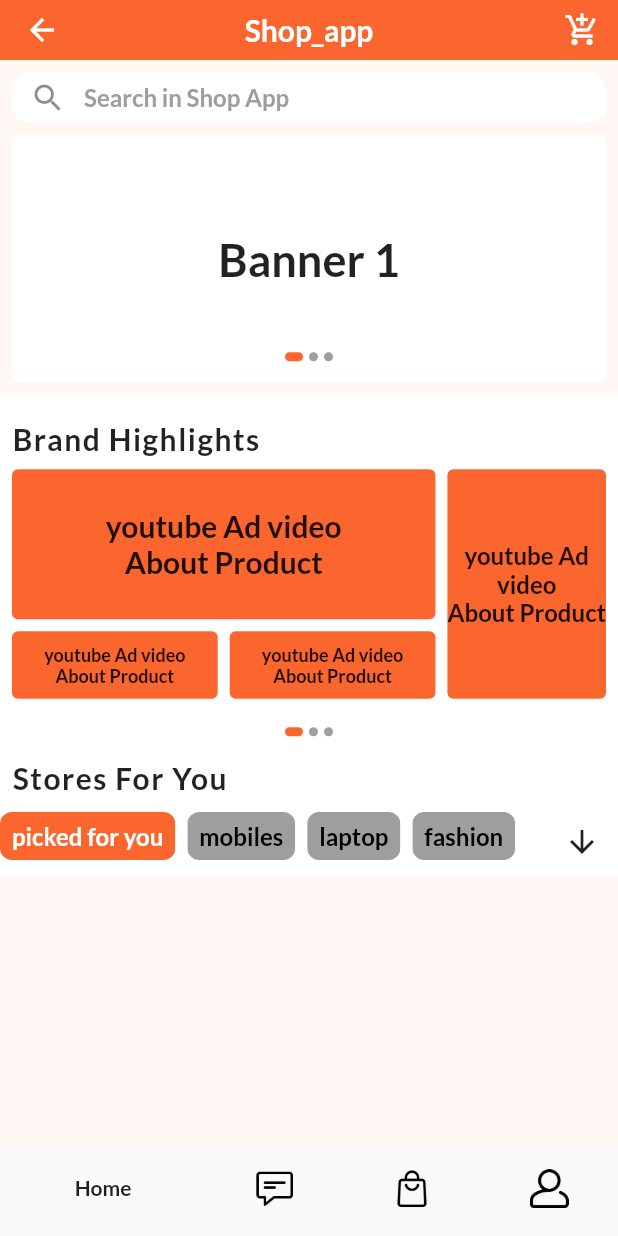
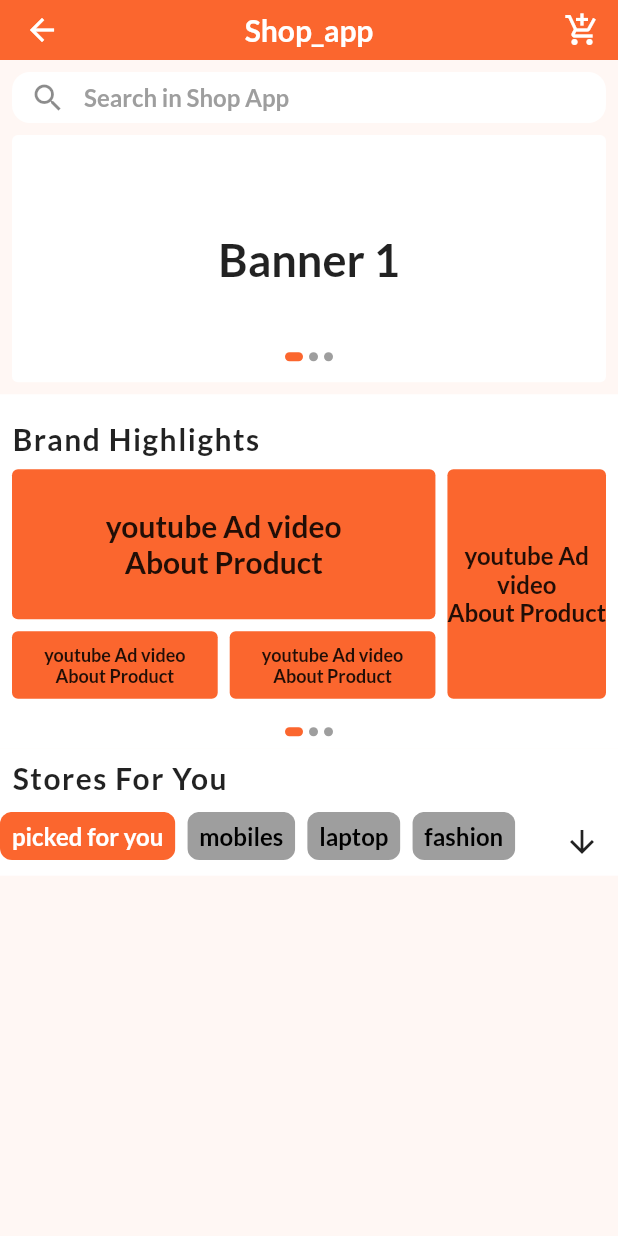
Before and after one commit to khaledmohammed1/multi-vendor-app, a Flutter app: the HomeScreen screen opened directly, on a phone screen of 412 x 824 dp. Run offline on Flutter 3.47's test engine with Material 2 defaults, Android fonts, the light colour scheme and no system bars; drawn by our look-alikes of dots_indicator; our stand-ins replace firebase_core, get, get_storage; accounts and stored records are empty.

Commit message:
continue development

```diff
--- a/lib/screens/Widgets/category_widget/category_widget.dart
+++ b/lib/screens/Widgets/category_widget/category_widget.dart
@@ -20,7 +20,6 @@ class CategoryWidget extends StatelessWidget {
         color: Colors.white,
         child: Column(
           children: [
-
             const Padding(
               padding: EdgeInsets.all(8.0),
               child: Align(
@@ -35,7 +34,6 @@ class CategoryWidget extends StatelessWidget {
                 ),
               ),
             ),
-
             SizedBox(
               height: 45,
               child: Row(
@@ -43,13 +41,13 @@ class CategoryWidget extends StatelessWidget {
                   Expanded(
                     child: GetBuilder<CategoryController>(
                       init: CategoryController(),
-                      builder: (controller) => ListView.builder(
+                      builder: (controller) =>
+                          ListView.builder(
                         scrollDirection: Axis.horizontal,
                         itemCount: categoryLabel.length,
                         itemBuilder: (BuildContext context, int index) {
                           return Padding(
                             padding: const EdgeInsets.only(right: 8, bottom: 8),
-                            child: Expanded(
                             child: ActionChip(
                               padding: EdgeInsets.zero,
                               shape: RoundedRectangleBorder(
@@ -71,7 +69,6 @@ class CategoryWidget extends StatelessWidget {
                                 controller.onChange(index.toDouble());
                               },
                             ),
-                            ),
                           );
                         },
                       ),
--- a/lib/screens/cart_screen/cart_screen.dart
+++ b/lib/screens/cart_screen/cart_screen.dart
@@ -1,7 +1,6 @@
 import 'package:flutter/material.dart';
 import 'package:flutter/services.dart';
 
-import '../Widgets/bottom_nav_bar/bottom_nav_bar.dart';
 
 
 class CartScreen extends StatelessWidget {
@@ -10,12 +9,11 @@ class CartScreen extends StatelessWidget {
   @override
   Widget build(BuildContext context) {
     SystemChrome.setEnabledSystemUIMode(SystemUiMode.edgeToEdge, overlays: []);
-    return  SafeArea(
+    return  const SafeArea(
         child: Scaffold(
-          body: const Center(
+          body:  Center(
             child: Text("CartScreen"),
           ),
-          bottomNavigationBar: bottomNavigationBar(),
         ),
     );
   }
--- a/lib/screens/controll_screen/controll_screen.dart
+++ b/lib/screens/controll_screen/controll_screen.dart
@@ -2,6 +2,7 @@ import 'package:flutter/material.dart';
 import 'package:flutter/services.dart';
 import 'package:get/get.dart';
 import '../../controllers/controllController.dart';
+import '../Widgets/bottom_nav_bar/bottom_nav_bar.dart';
 
 // ignore: must_be_immutable
 class ControllScreen extends StatefulWidget {
@@ -19,6 +20,7 @@ class _ControllScreenState extends State<ControllScreen> {
       init: Get.put(ControlViewModel()),
       builder:(controller)=> Scaffold(
         body: controller.currentScreen,
+        bottomNavigationBar: bottomNavigationBar(),
       ),
     );
   }
--- a/lib/screens/home_screen/home_screen.dart
+++ b/lib/screens/home_screen/home_screen.dart
@@ -1,7 +1,6 @@
 import 'package:flutter/material.dart';
 
 import '../Widgets//bannerWidget/banner_widget.dart';
-import '../Widgets/bottom_nav_bar/bottom_nav_bar.dart';
 import '../Widgets/category_widget/category_widget.dart';
 import '../Widgets/highlights/brand_highlight.dart';
 
@@ -43,7 +42,6 @@ class HomeScreen extends StatelessWidget {
             ],
           ),
         ),
-        bottomNavigationBar: bottomNavigationBar(),
       ),
     );
   }
--- a/lib/screens/message_screen/message_screen.dart
+++ b/lib/screens/message_screen/message_screen.dart
@@ -1,7 +1,6 @@
 import 'package:flutter/material.dart';
 import 'package:flutter/services.dart';
 
-import '../Widgets/bottom_nav_bar/bottom_nav_bar.dart';
 
 class MessageScreen extends StatelessWidget {
   const MessageScreen({Key? key}) : super(key: key);
@@ -10,12 +9,11 @@ class MessageScreen extends StatelessWidget {
   Widget build(BuildContext context) {
     SystemChrome.setEnabledSystemUIMode(SystemUiMode.edgeToEdge, overlays: []);
 
-    return  SafeArea(
+    return  const SafeArea(
         child: Scaffold(
-          body: const Center(
+          body:  Center(
             child: Text("MessageScreen"),
           ),
-          bottomNavigationBar: bottomNavigationBar(),
         ),
     );
   }
```
Also changed, not shown: lib/screens/profile_screen/profile_screen.dart (+2 -5 lines). Lines whose indentation alone changed are shown as unchanged.
